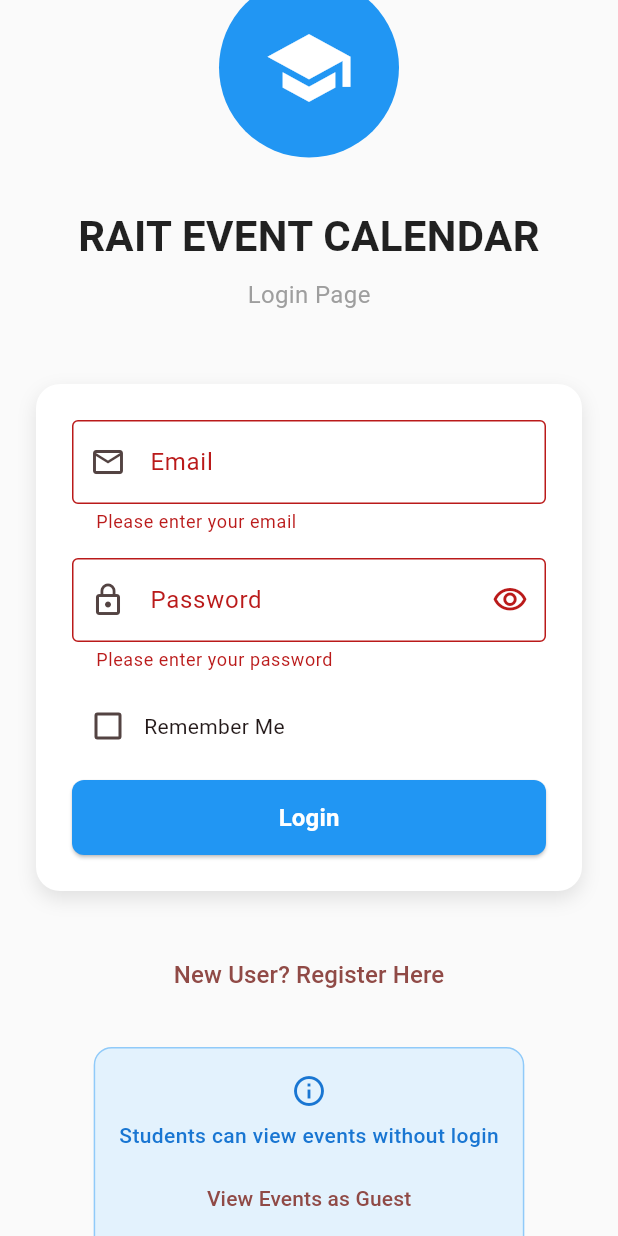
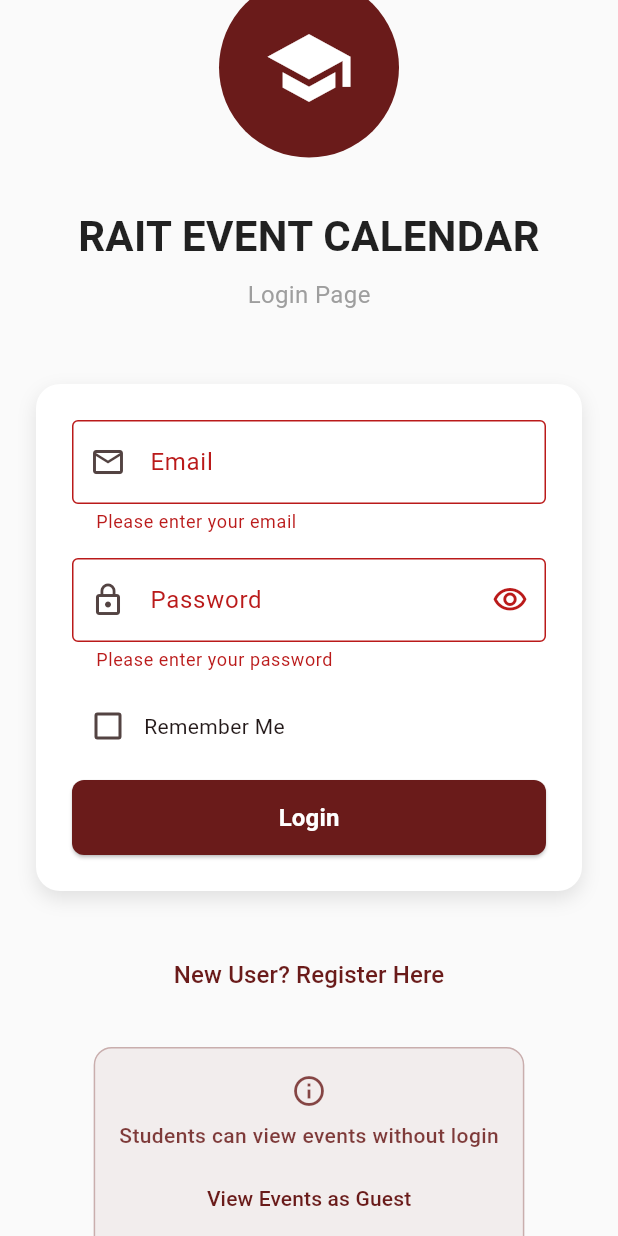
Before and after one commit to Atharvacodess/Rait_EventCalendar, a Flutter app: the screen it shows after launch, scrolled down 39 dp, after a tap on "Login", on a phone screen of 412 x 824 dp. Run offline on Flutter 3.47's test engine with Material 3 defaults, Android fonts, the phone set to English and light mode, and no system bars; our stand-ins replace cloud_firestore, firebase_auth, firebase_core, firebase_messaging, flutter_local_notifications, flutter_spinkit and 2 more; missing offline and left inert: workmanager; accounts and stored records are empty; statements that could not run were skipped.

Commit message:
ui/ux colour changes

```diff
--- a/lib/Screens/login_screen.dart
+++ b/lib/Screens/login_screen.dart
@@ -18,6 +18,9 @@ class _LoginScreenState extends State<LoginScreen> {
   final _passwordController = TextEditingController();
   bool _obscurePassword = true;
   bool _rememberMe = false;
+
+  // RAIT maroon
+  static const Color _maroon = Color(0xFF6A1B1A);
 
   @override
   void initState() {
@@ -47,7 +50,6 @@ class _LoginScreenState extends State<LoginScreen> {
   }
 
   String _getErrorMessage(String error) {
-    // Convert Firebase error codes to user-friendly messages
     switch (error) {
       case 'user-not-found':
         return 'No account found with this email address.';
@@ -87,19 +89,16 @@ class _LoginScreenState extends State<LoginScreen> {
       );
 
       if (error == null) {
-        // Login successful - no error returned
         _showSnackBar('Login successful!', isError: false);
         Navigator.pushReplacement(
           context,
           MaterialPageRoute(builder: (_) => const HomeScreen()),
         );
       } else {
-        // Login failed - show error message
         String userFriendlyMessage = _getErrorMessage(error);
         _showSnackBar(userFriendlyMessage);
       }
-    } catch (e) {
-      // Handle any unexpected errors
+    } catch (_) {
       _showSnackBar('An unexpected error occurred. Please try again.');
     }
   }
@@ -120,7 +119,7 @@ class _LoginScreenState extends State<LoginScreen> {
                   width: 120,
                   height: 120,
                   decoration: BoxDecoration(
-                    color: Colors.blue,
+                    color: _maroon, // was blue
                     borderRadius: BorderRadius.circular(60),
                   ),
                   child: const Icon(
@@ -245,7 +244,7 @@ class _LoginScreenState extends State<LoginScreen> {
                               child: ElevatedButton(
                                 onPressed: authService.isLoading ? null : _handleLogin,
                                 style: ElevatedButton.styleFrom(
-                                  backgroundColor: Colors.blue,
+                                  backgroundColor: _maroon, // was blue
                                   foregroundColor: Colors.white,
                                   shape: RoundedRectangleBorder(
                                     borderRadius: BorderRadius.circular(8),
@@ -288,32 +287,33 @@ class _LoginScreenState extends State<LoginScreen> {
                     style: TextStyle(
                       fontSize: 16,
                       fontWeight: FontWeight.w500,
+                      color: _maroon, // subtle brand color
                     ),
                   ),
                 ),
 
                 const SizedBox(height: 24),
 
-                // Guest Access Info
+                // Guest Access Info (maroon-tinted, not blue)
                 Container(
                   padding: const EdgeInsets.all(16),
                   decoration: BoxDecoration(
-                    color: Colors.blue[50],
+                    color: _maroon.withOpacity(0.06), // light maroon tint
                     borderRadius: BorderRadius.circular(12),
-                    border: Border.all(color: Colors.blue[200]!),
+                    border: Border.all(color: _maroon.withOpacity(0.30)),
                   ),
                   child: Column(
                     children: [
                       Icon(
                         Icons.info_outline,
-                        color: Colors.blue[700],
+                        color: _maroon.withOpacity(0.8),
                         size: 24,
                       ),
                       const SizedBox(height: 8),
                       Text(
                         'Students can view events without login',
                         style: TextStyle(
-                          color: Colors.blue[700],
+                          color: _maroon.withOpacity(0.85),
                           fontWeight: FontWeight.w500,
                         ),
                       ),
@@ -322,6 +322,9 @@ class _LoginScreenState extends State<LoginScreen> {
                         onPressed: () {
                           _showSnackBar('Guest view coming soon!', isError: false);
                         },
+                        style: TextButton.styleFrom(
+                          foregroundColor: _maroon,
+                        ),
                         child: const Text('View Events as Guest'),
                       ),
                     ],
```
